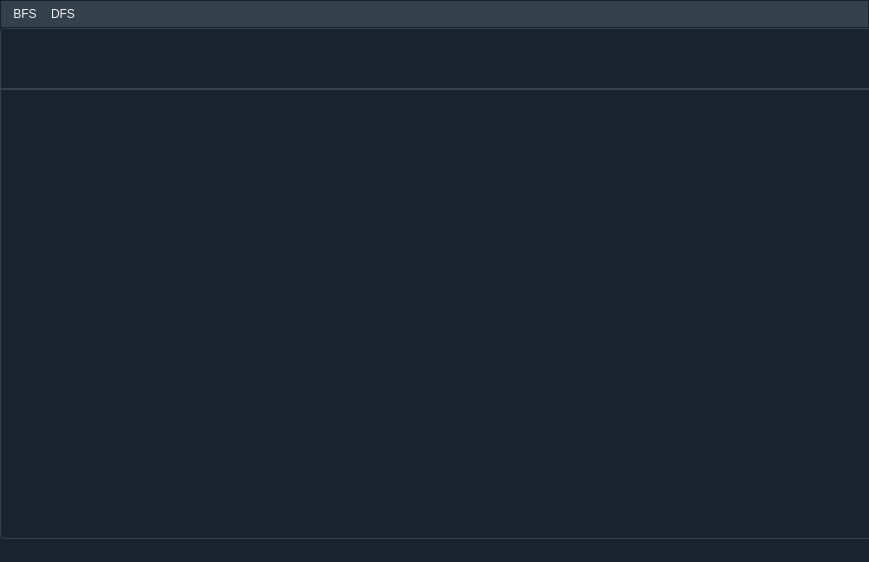
The window that diseños-ui/main.ui (AvBrubns/Tarea2IA) describes before a commit, drawn with Qt 5.
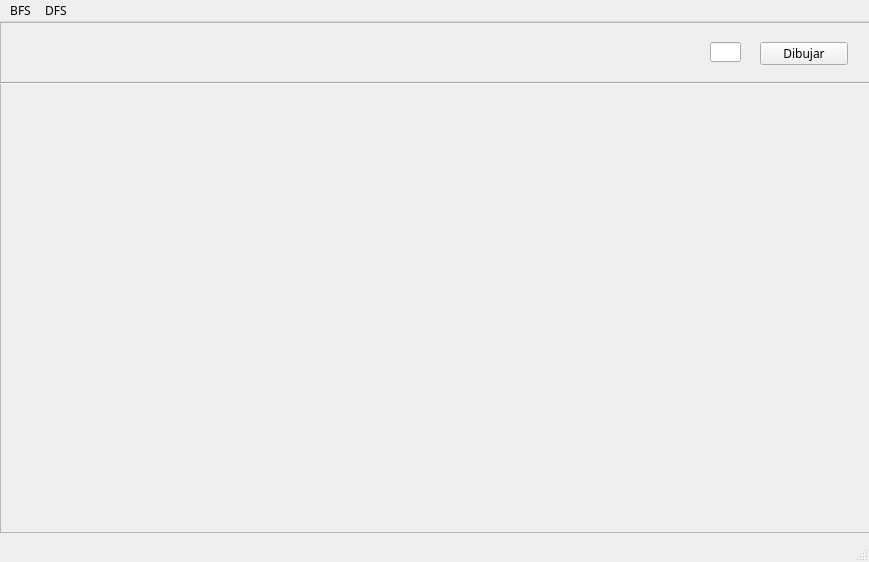
The same window after the commit. Icons and pictures are not drawn.

The edit to the form file:
```diff
--- a/diseños-ui/main.ui
+++ b/diseños-ui/main.ui
@@ -19,269 +19,7 @@
    <string>Tarea1</string>
   </property>
   <property name="styleSheet">
-   <string notr="true">/* QWidget ----------------------------------------------------------------
-
---------------------------------------------------------------------------- */
-QWidget {
-  background-color: #19232D;
-  border: 0px solid #32414B;
-  padding: 0px;
-  color: #F0F0F0;
-  selection-background-color: #1464A0;
-  selection-color: #F0F0F0;
-}
-
-QWidget:disabled {
-  background-color: #19232D;
-  color: #787878;
-  selection-background-color: #14506E;
-  selection-color: #787878;
-}
-
-QWidget::item:selected {
-  background-color: #1464A0;
-}
-
-QWidget::item:hover {
-  background-color: #148CD2;
-  color: #32414B;
-}
-QMainWindow::separator {
-  background-color: #32414B;
-  border: 0px solid #19232D;
-  spacing: 0px;
-  padding: 2px;
-}
-
-QMainWindow::separator:hover {
-  background-color: #505F69;
-  border: 0px solid #148CD2;
-}
-
-QMainWindow::separator:horizontal {
-  width: 5px;
-  margin-top: 2px;
-  margin-bottom: 2px;
-  image: url(&quot;:/qss_icons/rc/toolbar_separator_vertical.png&quot;);
-}
-
-QMainWindow::separator:vertical {
-  height: 5px;
-  margin-left: 2px;
-  margin-right: 2px;
-  image: url(&quot;:/qss_icons/rc/toolbar_separator_horizontal.png&quot;);
-}
-QFrame {
-  border-radius: 4px;
-  border: 1px solid #32414B;
-}
-QFrame[frameShape=&quot;0&quot;] {
-  border-radius: 4px;
-  border: 1px transparent #32414B;
-}
-
-QFrame[frameShape=&quot;4&quot;] {
-  max-height: 2px;
-  border: none;
-  background-color: #32414B;
-}
-
-QFrame[frameShape=&quot;5&quot;] {
-  max-width: 2px;
-  border: none;
-  background-color: #32414B;
-}
-QMenuBar {
-  background-color: #32414B;
-  padding: 2px;
-  border: 1px solid #19232D;
-  color: #F0F0F0;
-}
-
-QMenuBar:focus {
-  border: 1px solid #148CD2;
-}
-
-QMenuBar::item {
-  background: transparent;
-  padding: 4px;
-}
-
-QMenuBar::item:selected {
-  padding: 4px;
-  background: transparent;
-  border: 0px solid #32414B;
-}
-
-QMenuBar::item:pressed {
-  padding: 4px;
-  border: 0px solid #32414B;
-  background-color: #148CD2;
-  color: #F0F0F0;
-  margin-bottom: 0px;
-  padding-bottom: 0px;
-}
-QMenu {
-  border: 0px solid #32414B;
-  color: #F0F0F0;
-  margin: 0px;
-}
-
-QMenu::separator {
-  height: 1px;
-  background-color: #505F69;
-  color: #F0F0F0;
-}
-
-QMenu::icon {
-  margin: 0px;
-  padding-left: 8px;
-}
-
-QMenu::item {
-  background-color: #32414B;
-  padding: 4px 24px 4px 24px;
-  /* Reserve space for selection border */
-  border: 1px transparent #32414B;
-}
-
-QMenu::item:selected {
-  color: #F0F0F0;
-}
-
-QMenu::indicator {
-  width: 12px;
-  height: 12px;
-  padding-left: 6px;
-  /* non-exclusive indicator = check box style indicator (see QActionGroup::setExclusive) */
-  /* exclusive indicator = radio button style indicator (see QActionGroup::setExclusive) */
-}
-
-QMenu::indicator:non-exclusive:unchecked {
-  image: url(&quot;:/qss_icons/rc/checkbox_unchecked.png&quot;);
-}
-
-QMenu::indicator:non-exclusive:unchecked:selected {
-  image: url(&quot;:/qss_icons/rc/checkbox_unchecked_disabled.png&quot;);
-}
-
-QMenu::indicator:non-exclusive:checked {
-  image: url(&quot;:/qss_icons/rc/checkbox_checked.png&quot;);
-}
-
-QMenu::indicator:non-exclusive:checked:selected {
-  image: url(&quot;:/qss_icons/rc/checkbox_checked_disabled.png&quot;);
-}
-
-QMenu::indicator:exclusive:unchecked {
-  image: url(&quot;:/qss_icons/rc/radio_unchecked.png&quot;);
-}
-
-QMenu::indicator:exclusive:unchecked:selected {
-  image: url(&quot;:/qss_icons/rc/radio_unchecked_disabled.png&quot;);
-}
-
-QMenu::indicator:exclusive:checked {
-  image: url(&quot;:/qss_icons/rc/radio_checked.png&quot;);
-}
-
-QMenu::indicator:exclusive:checked:selected {
-  image: url(&quot;:/qss_icons/rc/radio_checked_disabled.png&quot;);
-}
-
-QMenu::right-arrow {
-  margin: 5px;
-  image: url(&quot;:/qss_icons/rc/arrow_right.png&quot;);
-  height: 12px;
-  width: 12px;
-}
-QLabel {
-  background-color: #19232D;
-  border: 0px solid #32414B;
-  padding: 2px;
-  margin: 0px;
-  color: #F0F0F0;
-}
-
-QLabel:disabled {
-  background-color: #19232D;
-  border: 0px solid #32414B;
-  color: #787878;
-}
-QPushButton {
-  background-color: #505F69;
-  border: 1px solid #32414B;
-  color: #F0F0F0;
-  border-radius: 4px;
-  padding: 3px;
-  outline: none;
-  /* Issue #194 - Special case of QPushButton inside dialogs, for better UI */
-  min-width: 80px;
-}
-
-QPushButton:disabled {
-  background-color: #32414B;
-  border: 1px solid #32414B;
-  color: #787878;
-  border-radius: 4px;
-  padding: 3px;
-}
-
-QPushButton:checked {
-  background-color: #32414B;
-  border: 1px solid #32414B;
-  border-radius: 4px;
-  padding: 3px;
-  outline: none;
-}
-
-QPushButton:checked:disabled {
-  background-color: #19232D;
-  border: 1px solid #32414B;
-  color: #787878;
-  border-radius: 4px;
-  padding: 3px;
-  outline: none;
-}
-
-QPushButton:checked:selected {
-  background: #1464A0;
-  color: #32414B;
-}
-
-QPushButton::menu-indicator {
-  subcontrol-origin: padding;
-  subcontrol-position: bottom right;
-  bottom: 4px;
-}
-
-QPushButton:pressed {
-  background-color: #19232D;
-  border: 1px solid #19232D;
-}
-
-QPushButton:pressed:hover {
-  border: 1px solid #148CD2;
-}
-
-QPushButton:hover {
-  border: 1px solid #148CD2;
-  color: #F0F0F0;
-}
-
-QPushButton:selected {
-  background: #1464A0;
-  color: #32414B;
-}
-
-QPushButton:hover {
-  border: 1px solid #148CD2;
-  color: #F0F0F0;
-}
-
-QPushButton:focus {
-  border: 1px solid #1464A0;
-}</string>
+   <string notr="true"/>
   </property>
   <widget class="QWidget" name="centralwidget">
    <widget class="QFrame" name="frame">
@@ -305,16 +43,16 @@
     <widget class="QLabel" name="tituloArchivo">
      <property name="geometry">
       <rect>
-       <x>50</x>
-       <y>20</y>
-       <width>401</width>
-       <height>21</height>
+       <x>30</x>
+       <y>10</y>
+       <width>651</width>
+       <height>41</height>
       </rect>
      </property>
      <property name="font">
       <font>
        <family>Nunito</family>
-       <pointsize>16</pointsize>
+       <pointsize>12</pointsize>
       </font>
      </property>
      <property name="text">
@@ -344,6 +82,29 @@
       </rect>
      </property>
     </widget>
+    <widget class="QPushButton" name="btnDibujar">
+     <property name="geometry">
+      <rect>
+       <x>760</x>
+       <y>20</y>
+       <width>88</width>
+       <height>23</height>
+      </rect>
+     </property>
+     <property name="text">
+      <string>Dibujar</string>
+     </property>
+    </widget>
+    <widget class="QLineEdit" name="inputArbol">
+     <property name="geometry">
+      <rect>
+       <x>710</x>
+       <y>20</y>
+       <width>31</width>
+       <height>20</height>
+      </rect>
+     </property>
+    </widget>
    </widget>
   </widget>
   <widget class="QMenuBar" name="menubar">
@@ -352,7 +113,7 @@
      <x>0</x>
      <y>0</y>
      <width>869</width>
-     <height>30</height>
+     <height>21</height>
     </rect>
    </property>
    <widget class="QMenu" name="menuBFS">
```
